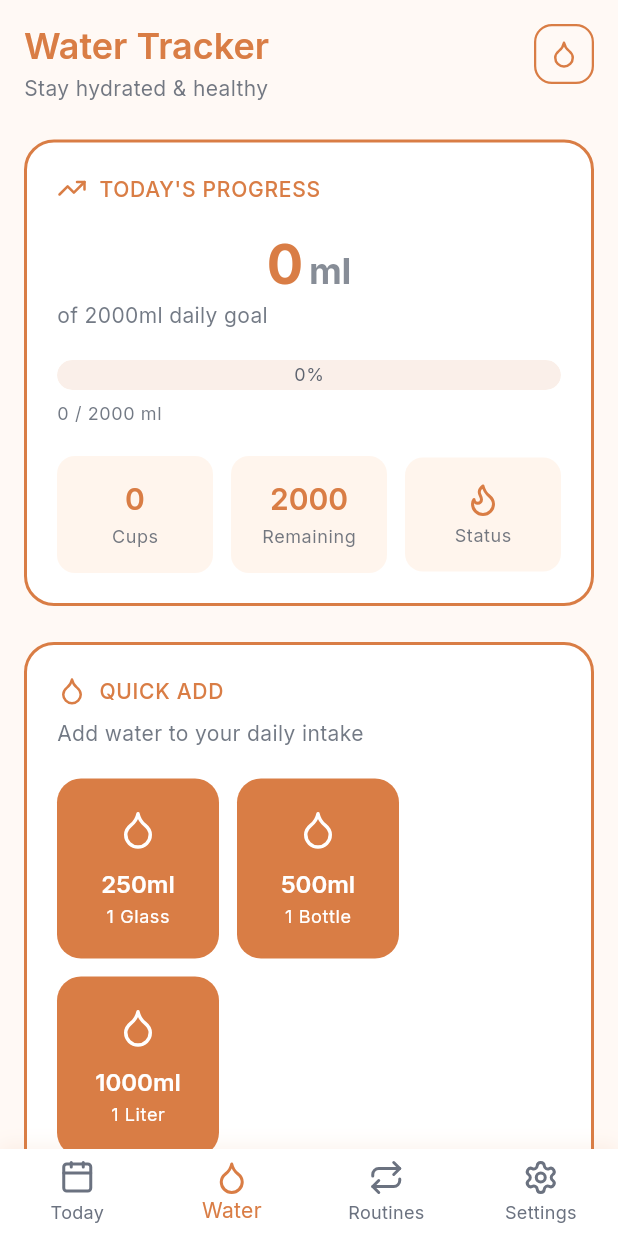
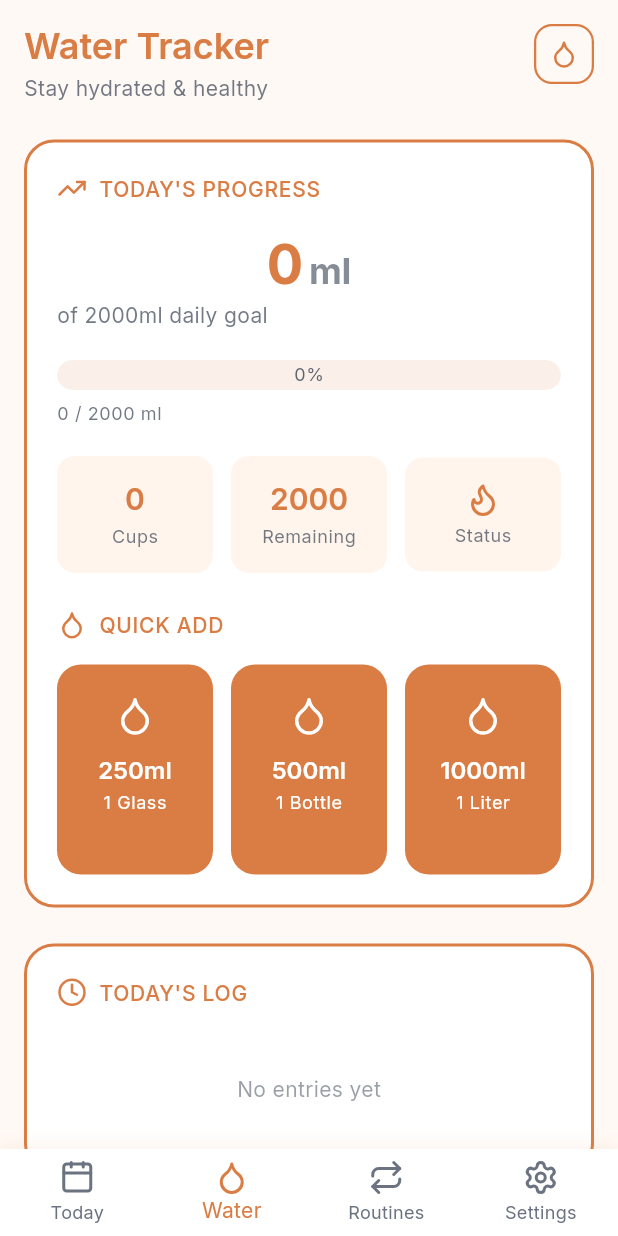
Before and after one commit to yigitalisonmez/me_hub, a Flutter app: the screen it shows after launch, swiped to page 2, on a phone screen of 412 x 824 dp. Run offline on Flutter 3.47's test engine with Material 3 defaults, Android fonts, the phone set to English and light mode, and no system bars; our stand-ins replace flutter_svg, google_fonts, hive, hive_flutter, lottie, lucide_icons_flutter and 2 more; accounts and stored records are empty; network calls fail.

Commit message:
water_page consistent UI

```diff
--- a/lib/features/water/presentation/pages/water_page.dart
+++ b/lib/features/water/presentation/pages/water_page.dart
@@ -19,6 +19,8 @@ class WaterPage extends StatefulWidget {
 class _WaterPageState extends State<WaterPage> with TickerProviderStateMixin {
   late AnimationController _celebrationController;
   List<int> _customAmounts = [];
+  final GlobalKey _statCardKey = GlobalKey();
+  double? _statCardWidth;
 
   @override
   void initState() {
@@ -100,9 +102,6 @@ class _WaterPageState extends State<WaterPage> with TickerProviderStateMixin {
                   const SizedBox(height: 24),
                   // Today's Progress Section
                   _buildTodaysProgressCard(context, provider),
-                  const SizedBox(height: 24),
-                  // Quick Add Section
-                  _buildQuickAddSection(context, provider),
                   const SizedBox(height: 24),
                   // Today's Log Section
                   _buildTodaysLogSection(context, provider),
@@ -241,9 +240,16 @@ class _WaterPageState extends State<WaterPage> with TickerProviderStateMixin {
           ),
           const SizedBox(height: 20),
           // Three Stat Cards
+          Builder(
+            builder: (context) {
+              return Column(
+                children: [
                   Row(
                     children: [
-              Expanded(child: _buildStatCard(context, '$glassCount', 'Cups')),
+                      Expanded(
+                        key: _statCardKey,
+                        child: _buildStatCard(context, '$glassCount', 'Cups'),
+                      ),
                       const SizedBox(width: 12),
                       Expanded(
                         child: _buildStatCard(
@@ -253,8 +259,40 @@ class _WaterPageState extends State<WaterPage> with TickerProviderStateMixin {
                         ),
                       ),
                       const SizedBox(width: 12),
-              Expanded(child: _buildStatCardWithIcon(context, 'Status')),
+                      Expanded(
+                        child: _buildStatCardWithIcon(context, 'Status'),
+                      ),
                     ],
+                  ),
+                  const SizedBox(height: 24),
+                  // Quick Add Section with same card width
+                  Builder(
+                    builder: (context) {
+                      // Measure stat card width after first frame
+                      WidgetsBinding.instance.addPostFrameCallback((_) {
+                        final RenderBox? renderBox =
+                            _statCardKey.currentContext?.findRenderObject()
+                                as RenderBox?;
+                        if (renderBox != null && _statCardWidth == null) {
+                          setState(() {
+                            _statCardWidth = renderBox.size.width;
+                          });
+                        }
+                      });
+
+                      if (_statCardWidth != null) {
+                        return _buildQuickAddSection(
+                          context,
+                          provider,
+                          _statCardWidth!,
+                        );
+                      }
+                      return const SizedBox.shrink();
+                    },
+                  ),
+                ],
+              );
+            },
           ),
         ],
       ),
@@ -318,16 +356,33 @@ class _WaterPageState extends State<WaterPage> with TickerProviderStateMixin {
     );
   }
 
-  Widget _buildQuickAddSection(BuildContext context, WaterProvider provider) {
+  Widget _buildQuickAddSection(
+    BuildContext context,
+    WaterProvider provider,
+    double cardWidth,
+  ) {
     final theme = Theme.of(context);
-    return Container(
-      padding: const EdgeInsets.all(20),
-      decoration: BoxDecoration(
-        color: Colors.white,
-        borderRadius: BorderRadius.circular(20),
-        border: Border.all(color: AppColors.primaryOrange, width: 2),
-      ),
-      child: Column(
+
+    // Default amounts
+    final defaultAmounts = [
+      {'amount': 250, 'label': '1 Glass'},
+      {'amount': 500, 'label': '1 Bottle'},
+      {'amount': 1000, 'label': '1 Liter'},
+    ];
+
+    // Combine all amounts (default + custom)
+    final allAmounts = <Map<String, dynamic>>[];
+    allAmounts.addAll(defaultAmounts);
+    for (var amount in _customAmounts) {
+      allAmounts.add({'amount': amount, 'label': 'Custom'});
+    }
+
+    // Sort all amounts from smallest to largest
+    allAmounts.sort(
+      (a, b) => (a['amount'] as int).compareTo(b['amount'] as int),
+    );
+
+    return Column(
       crossAxisAlignment: CrossAxisAlignment.start,
       children: [
         // Section Header
@@ -348,55 +403,44 @@ class _WaterPageState extends State<WaterPage> with TickerProviderStateMixin {
             ),
           ],
         ),
-          const SizedBox(height: 8),
-          Text(
-            'Add water to your daily intake',
-            style: theme.textTheme.bodyMedium?.copyWith(
-              color: AppColors.darkGrey.withValues(alpha: 0.7),
-            ),
-          ),
-          const SizedBox(height: 20),
-          // Default Buttons + Custom Buttons
-          Wrap(
-            spacing: 12,
-            runSpacing: 12,
-            children: [
-              // Default buttons
+        const SizedBox(height: 16),
+        // Horizontal Scrollable Buttons
         SizedBox(
-                width: (MediaQuery.of(context).size.width - 64) / 3 - 8,
-                child: _buildQuickAddButton(context, 250, '1 Glass', provider),
-              ),
-              SizedBox(
-                width: (MediaQuery.of(context).size.width - 64) / 3 - 8,
-                child: _buildQuickAddButton(context, 500, '1 Bottle', provider),
-              ),
-              SizedBox(
-                width: (MediaQuery.of(context).size.width - 64) / 3 - 8,
-                child: _buildQuickAddButton(context, 1000, '1 Liter', provider),
-              ),
-              // Custom amount buttons
-              ..._customAmounts.map(
-                (amount) => SizedBox(
-                  width: (MediaQuery.of(context).size.width - 64) / 3 - 8,
-                  child: _buildCustomAmountButton(context, amount, provider),
+          height: 140,
+          child: ListView.separated(
+            scrollDirection: Axis.horizontal,
+            itemCount: allAmounts.length,
+            separatorBuilder: (context, index) => const SizedBox(width: 12),
+            itemBuilder: (context, index) {
+              final item = allAmounts[index];
+              final amount = item['amount'] as int;
+              final label = item['label'] as String;
+
+              return SizedBox(
+                width: cardWidth,
+                child: _buildAmountButton(context, amount, label, provider),
+              );
+            },
           ),
         ),
       ],
-          ),
-        ],
-      ),
     );
   }
 
-  Widget _buildQuickAddButton(
+  Widget _buildAmountButton(
     BuildContext context,
     int amount,
     String label,
     WaterProvider provider,
   ) {
     final theme = Theme.of(context);
+    final isCustom = label == 'Custom';
+
     return GestureDetector(
       onTap: () => context.read<WaterProvider>().addWaterAmount(amount),
+      onLongPress: isCustom
+          ? () => _showDeleteCustomAmountDialog(context, amount)
+          : null,
       child: Container(
         padding: const EdgeInsets.symmetric(vertical: 20, horizontal: 12),
         decoration: BoxDecoration(
@@ -603,41 +647,6 @@ class _WaterPageState extends State<WaterPage> with TickerProviderStateMixin {
     );
   }
 
-  Widget _buildCustomAmountButton(
-    BuildContext context,
-    int amount,
-    WaterProvider provider,
-  ) {
-    final theme = Theme.of(context);
-    return GestureDetector(
-      onTap: () => context.read<WaterProvider>().addWaterAmount(amount),
-      onLongPress: () => _showDeleteCustomAmountDialog(context, amount),
-      child: Container(
-        padding: const EdgeInsets.symmetric(vertical: 20, horizontal: 12),
-        decoration: BoxDecoration(
-          color: AppColors.primaryOrange,
-          borderRadius: BorderRadius.circular(16),
-        ),
-        child: Column(
-          mainAxisSize: MainAxisSize.min,
-          children: [
-            const Icon(LucideIcons.droplet, color: Colors.white, size: 28),
-            const SizedBox(height: 12),
-            Text(
-              '${amount}ml',
-              style: theme.textTheme.titleLarge?.copyWith(color: Colors.white),
-            ),
-            const SizedBox(height: 4),
-            Text(
-              'Custom',
-              style: theme.textTheme.bodySmall?.copyWith(color: Colors.white),
-            ),
-          ],
-        ),
-      ),
-    );
-  }
-
   Future<void> _showAddCustomAmountDialog(BuildContext context) async {
     final amountController = TextEditingController();
     final theme = Theme.of(context);
@@ -709,14 +718,14 @@ class _WaterPageState extends State<WaterPage> with TickerProviderStateMixin {
             ),
           ],
         ),
+        actionsAlignment: MainAxisAlignment.center,
         actions: [
           /// Cancel Button
-          OutlinedButton(
+          TextButton(
             onPressed: () => Navigator.pop(context),
-            style: OutlinedButton.styleFrom(
-              backgroundColor: AppColors.white,
+            style: TextButton.styleFrom(
+              backgroundColor: AppColors.darkGrey.withValues(alpha: 0.08),
               padding: const EdgeInsets.symmetric(vertical: 12, horizontal: 24),
-              side: BorderSide(width: 1.5),
               shape: RoundedRectangleBorder(
                 borderRadius: BorderRadius.circular(12),
               ),
@@ -724,23 +733,13 @@ class _WaterPageState extends State<WaterPage> with TickerProviderStateMixin {
             child: Text(
               'Cancel',
               style: theme.textTheme.titleMedium?.copyWith(
-                color: AppColors.darkGrey,
+                color: AppColors.darkGrey.withValues(alpha: 0.7),
               ),
             ),
           ),
           const SizedBox(width: 12),
           Container(
-            decoration: BoxDecoration(
-              gradient: AppColors.primaryGradient,
-              borderRadius: BorderRadius.circular(12),
-              boxShadow: [
-                BoxShadow(
-                  color: AppColors.primaryOrange.withValues(alpha: 0.3),
-                  blurRadius: 8,
-                  offset: const Offset(0, 4),
-                ),
-              ],
-            ),
+            decoration: BoxDecoration(borderRadius: BorderRadius.circular(12)),
             child: ElevatedButton(
               onPressed: () {
                 final amountText = amountController.text.trim();
@@ -759,7 +758,7 @@ class _WaterPageState extends State<WaterPage> with TickerProviderStateMixin {
               },
               style: ElevatedButton.styleFrom(
                 backgroundColor: Colors.transparent,
-                shadowColor: Colors.transparent,
+
                 padding: const EdgeInsets.symmetric(
                   vertical: 12,
                   horizontal: 24,
```
Lines whose indentation alone changed are shown as unchanged.
